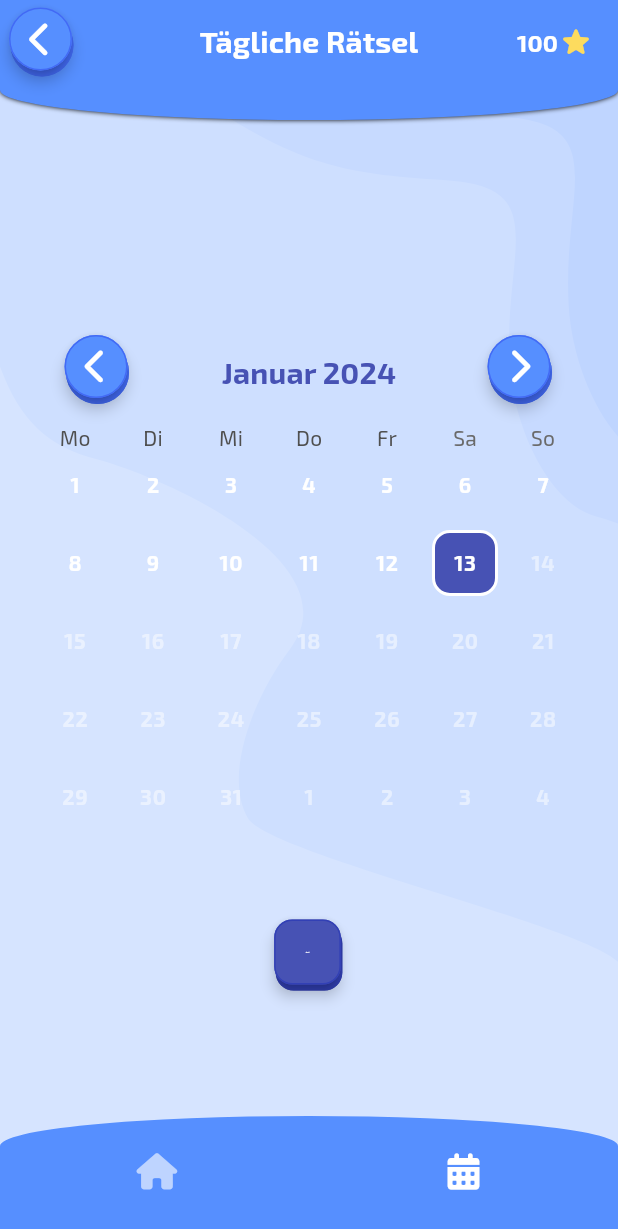
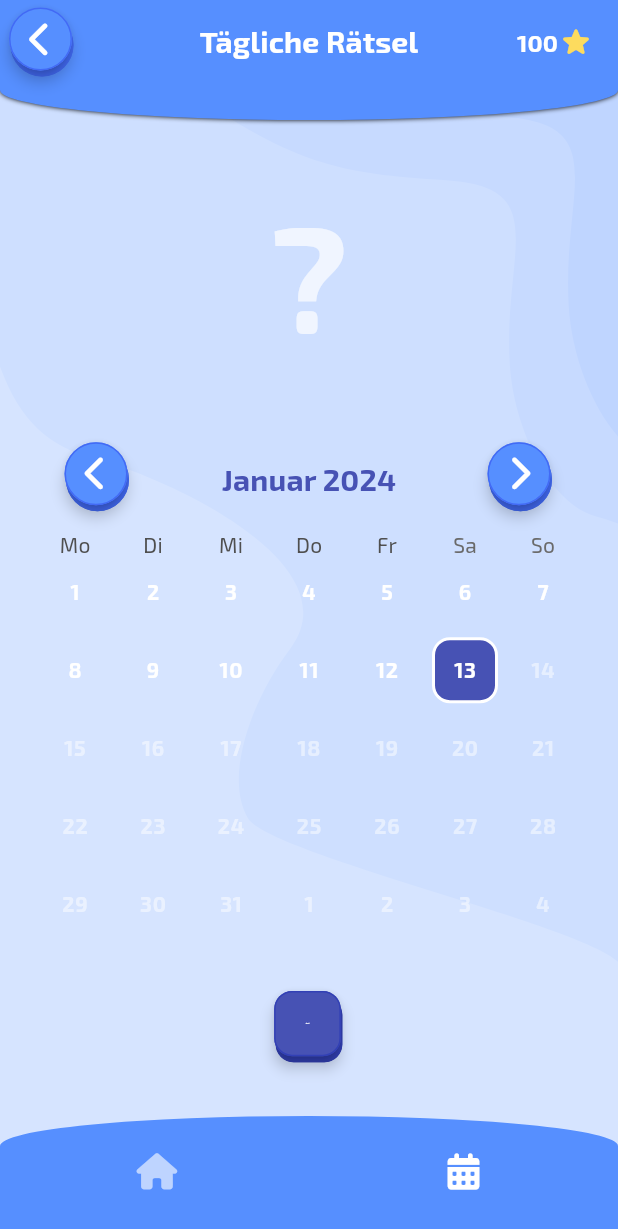
Before and after one commit to FelberMartin/kompositum, a Flutter app: the screen it shows after launch, item 2 of the bottom bar chosen, on a phone screen of 412 x 824 dp. Shown: the top 1229 px of the screen. Run offline on Flutter 3.47's test engine with Material 3 defaults, Android fonts, the phone set to English and light mode, and no system bars; drawn by our look-alikes of animated_flip_counter, table_calendar; our stand-ins replace cloud_firestore, firebase_core, flutter_svg, font_awesome_flutter, get_it, shared_preferences and 1 more; missing offline and left inert: graph_collection; accounts and stored records are empty.

Commit message:
Added emoji as reward for completing full month of dailies

```diff
--- a/lib/screens/daily_overview_page.dart
+++ b/lib/screens/daily_overview_page.dart
@@ -1,9 +1,12 @@
+import 'dart:math';
+
 import 'package:flutter/material.dart';
 import 'package:font_awesome_flutter/font_awesome_flutter.dart';
 import 'package:intl/date_symbol_data_local.dart';
 import 'package:kompositum/game/level_provider.dart';
 import 'package:kompositum/screens/game_page_daily.dart';
 import 'package:kompositum/util/date_util.dart';
+import 'package:kompositum/util/emoji_provider.dart';
 import 'package:kompositum/widgets/common/my_buttons.dart';
 import 'package:kompositum/widgets/common/my_dialog.dart';
 import 'package:kompositum/widgets/common/my_icon_button.dart';
@@ -114,6 +117,13 @@ class _DailyOverviewPageState extends State<DailyOverviewPage> {
     });
   }
 
+  bool _isMonthCompleted() {
+    return containsAllDaysInMonth(
+      month: _focusedDay,
+      days: completedDays,
+    );
+  }
+
   @override
   Widget build(BuildContext context) {
     return Stack(
@@ -140,11 +150,16 @@ class _DailyOverviewPageState extends State<DailyOverviewPage> {
             bottomNavigationBar: const MyBottomNavigationBar(selectedIndex: 1),
             body: Center(
               child: Padding(
-                padding: const EdgeInsets.all(24.0),
+                padding: const EdgeInsets.symmetric(horizontal: 24.0),
                 child: Column(
                   mainAxisAlignment: MainAxisAlignment.center,
                   children: [
-                    Expanded(flex: 2, child: Container()),
+                    Expanded(child: Container()),
+                    MonthCompletionReward(
+                      month: _focusedDay,
+                      isCompleted: _isMonthCompleted(),
+                    ),
+                    Expanded(child: Container()),
                     Calendar(
                       selectedDay: _selectedDay,
                       focusedDay: _focusedDay,
@@ -186,6 +201,45 @@ class _DailyOverviewPageState extends State<DailyOverviewPage> {
       return false;
     }
     return true;
+  }
+}
+
+class MonthCompletionReward extends StatelessWidget {
+  const MonthCompletionReward({
+    required this.month,
+    required this.isCompleted,
+    super.key,
+  });
+
+  final DateTime month;
+  final bool isCompleted;
+
+  @override
+  Widget build(BuildContext context) {
+    return AnimatedSwitcher(
+      duration: const Duration(milliseconds: 500),
+      transitionBuilder: (Widget child, Animation<double> animation) {
+        return ScaleTransition(scale: animation, child: child);
+      },
+      child: isCompleted
+        ? Text(
+            key: ValueKey(month),
+            EmojiProvider.instance.getEmojiForDailyMonthCompletion(month),
+            style: Theme.of(context).textTheme.labelLarge!.copyWith(
+              fontSize: 100,
+              fontFamily: "NotoEmoji"
+            )
+        )
+        : Text(
+            key: ValueKey("incomplete"),
+            "?",
+            style: Theme.of(context).textTheme.labelLarge!.copyWith(
+              fontSize: 100,
+              color: Colors.white.withOpacity(0.7),
+              fontWeight: FontWeight.bold,
+            )
+        )
+    );
   }
 }
 
--- a/lib/util/date_util.dart
+++ b/lib/util/date_util.dart
@@ -32,3 +32,26 @@ DateTime? findNextDateInMonthNotInList({
     }
   }
 }
+
+/// Returns whether every day in the given [month] is fully covered by the
+/// given [days].
+bool containsAllDaysInMonth({
+  required DateTime month,
+  required List<DateTime> days,
+}) {
+  if (days.isEmpty) {
+    return false;
+  }
+
+  final firstDay = DateTime(month.year, month.month, 1);
+  final lastDay = DateTime(month.year, month.month + 1, 0);
+
+  for (var i = firstDay.day; i <= lastDay.day; i++) {
+    final day = DateTime(month.year, month.month, i);
+    if (!days.any((datetime) => datetime.isSameDate(day))) {
+      return false;
+    }
+  }
+
+  return true;
+}
--- /dev/null
+++ b/lib/util/emoji_provider.dart
@@ -0,0 +1,28 @@
+
+import 'dart:math';
+
+class EmojiProvider {
+
+  static const _allConsideredAnimalEmojis = ["🐶", "🐱", "🐭", "🐹", "🐰",
+    "🦊", "🐻", "🐼", "🐨", "🐯", "🦁", "🐮", "🐷", "🐸", "🐒", "🐔",
+    "🐧", "🐦", "🐥", "🪿", "🦆", "🦅", "🦉", "🦇", "🐺", "🐗", "🐴", "🦄",
+    "🫎", "🐝", "🐛", "🦋", "🐌", "🐜", "🪲", "🪳", "🦗", "🐢", "🐍", "🦎",
+    "🦖", "🦕", "🦑", "🪼", "🦞", "🦐", "🦀", "🐡", "🐠", "🐟", "🐬", "🐳",
+    "🐋", "🦈", "🦭", "🐊", "🦧", "🐘", "🦣", "🦬", "🦒", "🐫", "🐐", "🦌",
+    "🐕", "🐓", "🦤", "🦚", "🦜", "🦢", "🐿️", "🦫", "🦨"];
+
+  static final EmojiProvider instance = EmojiProvider._();
+
+  EmojiProvider._() {
+    _allShuffledAnimalEmojis = _allConsideredAnimalEmojis.toList()..shuffle(Random(0));
+  }
+
+  late final List<String> _allShuffledAnimalEmojis;
+
+  String getEmojiForDailyMonthCompletion(DateTime date) {
+    final year = date.year;
+    final month = date.month;
+    final emojiIndex = (year * 12 + month) % _allShuffledAnimalEmojis.length;
+    return _allShuffledAnimalEmojis[emojiIndex];
+  }
+}
--- a/pubspec.yaml
+++ b/pubspec.yaml
@@ -121,3 +121,6 @@ flutter:
         - asset: fonts/Exo2-VariableFont_wght.ttf
         - asset: fonts/Exo2-Italic-VariableFont_wght.ttf
           style: italic
+    - family: NotoEmoji
+      fonts:
+        - asset: fonts/NotoColorEmoji-Regular.ttf
```
Also changed, not shown: 3 other files.
